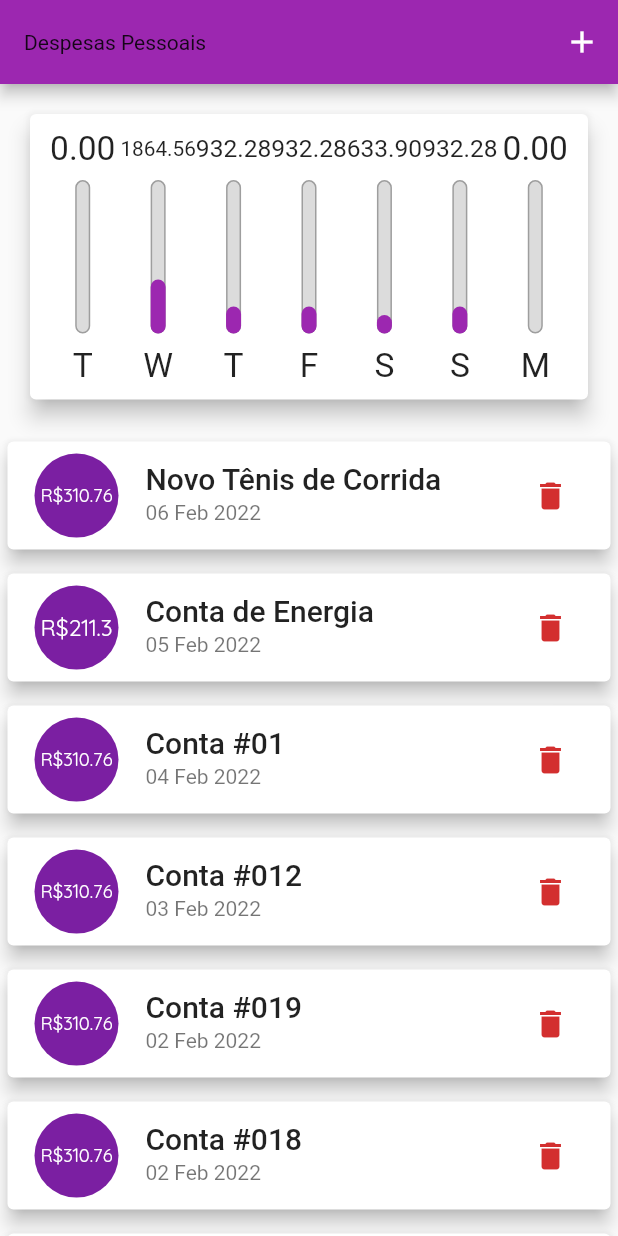
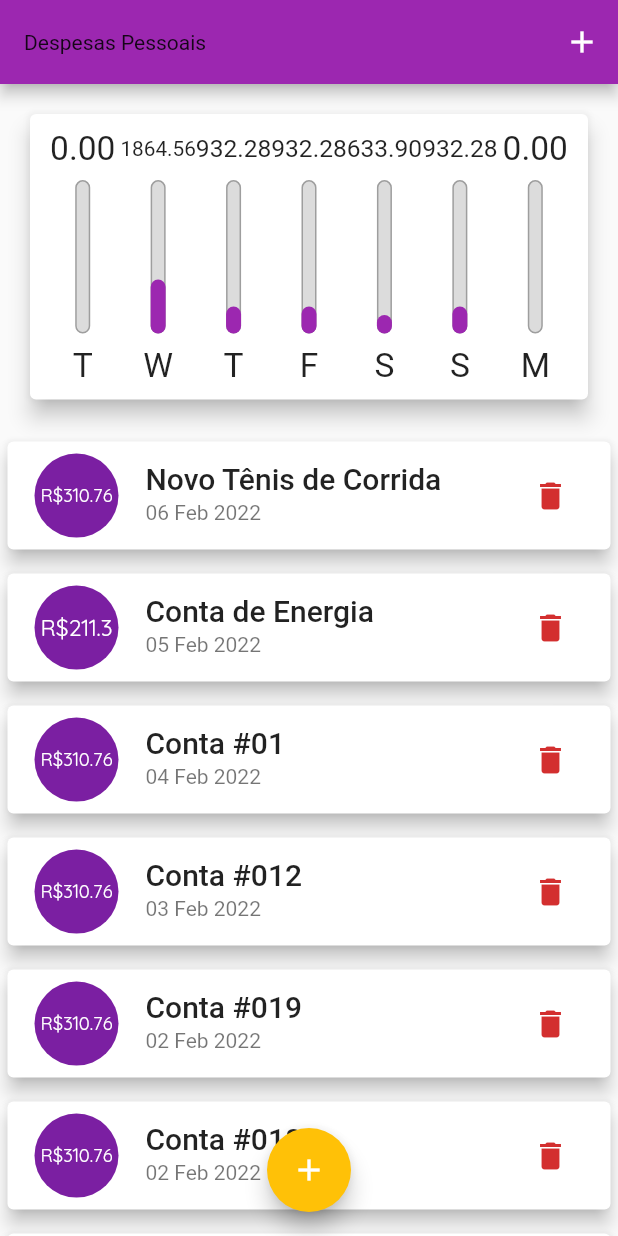
Before and after one commit to Antoniojustino4/expenses, a Flutter app: the screen it shows after launch, on a phone screen of 412 x 824 dp. Run offline on Flutter 3.47's test engine with Material 2 defaults, Android fonts, the phone set to English and light mode, and no system bars.

Commit message:
correções de erro para ios sem sucesso

```diff
--- a/lib/main.dart
+++ b/lib/main.dart
@@ -1,10 +1,9 @@
 import 'dart:math';
-import 'dart:io';
-import 'package:flutter/foundation.dart';
 
 import 'package:expenses/components/chart.dart';
 import 'package:expenses/components/transaction_form.dart';
 import 'package:flutter/material.dart';
+import 'package:flutter/cupertino.dart';
 
 import 'components/transaction_list.dart';
 import 'models/transaction.dart';
@@ -243,7 +242,9 @@ class _MyHomePageState extends State<MyHomePage> {
                   children: [
                     const Text('Exibir Gráfico'),
                     Switch.adaptive(
-                      activeColor: Theme.of(context).colorScheme.secondary,
+                      // // ignore: deprecated_member_use
+                      // activeColor: Theme.of(context).accentColor,
+                      activeColor: Theme.of(context).errorColor,
                       value: _showChart,
                       onChanged: (value) {
                         setState(() {
@@ -267,7 +268,7 @@ class _MyHomePageState extends State<MyHomePage> {
                     )),
             ]),
       ),
-      floatingActionButton: defaultTargetPlatform == TargetPlatform.android
+      floatingActionButton: Theme.of(context).platform == TargetPlatform.iOS
           ? Container()
           : FloatingActionButton(
               child: const Icon(Icons.add),
```
Also changed, not shown: pubspec.lock, 5 other files.
